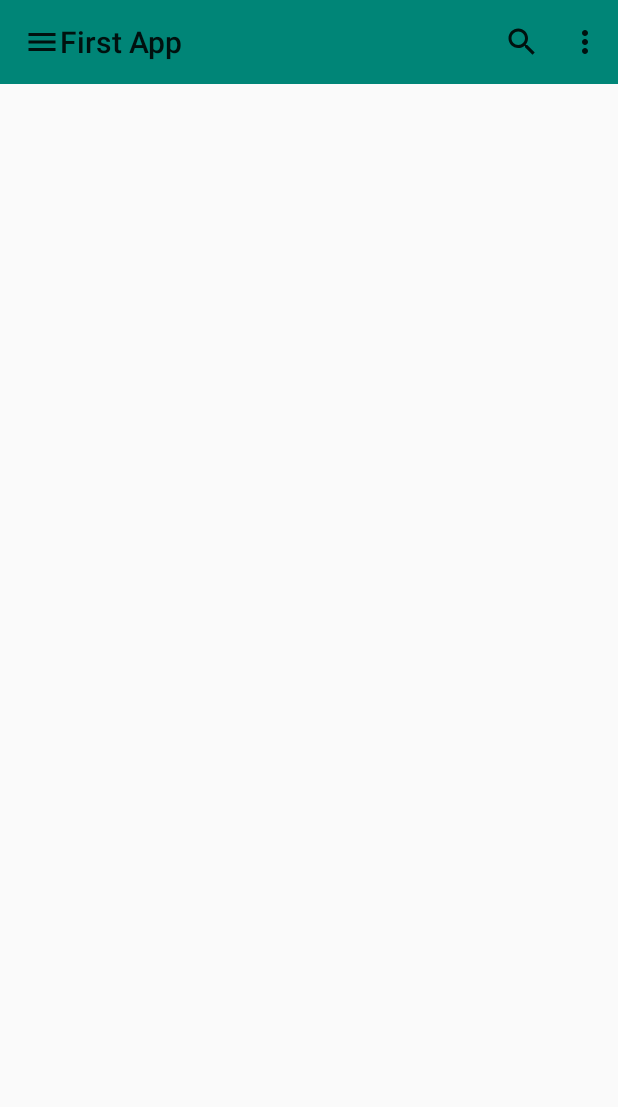
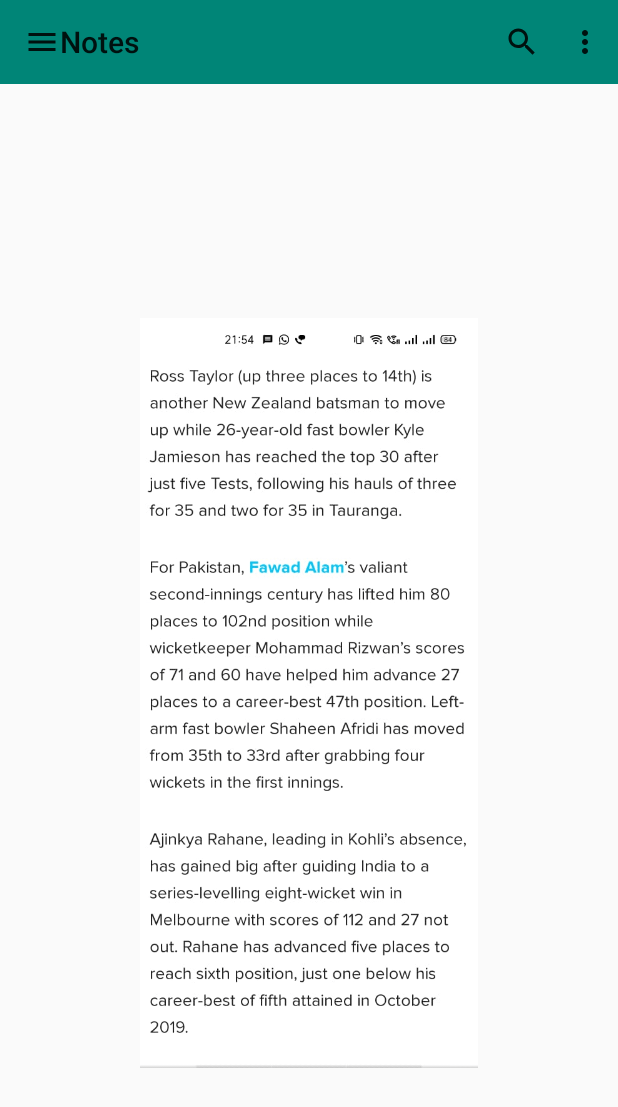
Before and after one commit to AYUSHSUDHAKAR/Notes, an Android app: the MainActivity screen opened directly, with no data from a screen before it, on a phone screen of 412 x 824 dp. Shown: the top 1107 px of the screen. Run offline under Robolectric (Android 15) with nearby library versions, the phone set to English and light mode, and no system bars; our stand-ins replace Volley.

```diff
--- a/app/src/main/java/com/example/firstapp/ScreenshotService.java
+++ b/app/src/main/java/com/example/firstapp/ScreenshotService.java
@@ -240,10 +240,10 @@ public class ScreenshotService extends Service implements ScreenshotDetectionDel
 
         NotificationCompat.Builder builder = new NotificationCompat.Builder(this, CHANNEL_ID_2)
                 .setSmallIcon(R.drawable.ic_notification)
-                .setContentTitle("My notification")
-                .setContentText("Much longer text that cannot fit one line...")
+                .setContentTitle("Editor")
+                .setContentText("Select required texts")
                 .setStyle(new NotificationCompat.BigTextStyle()
-                        .bigText("Much longer text that cannot fit one line..."))
+                        .bigText("Select required texts"))
                 .setContentIntent(pendingIntent)
                 .setPriority(NotificationCompat.PRIORITY_DEFAULT)
                 .setAutoCancel(true);
--- a/app/src/main/res/layout/activity_main.xml
+++ b/app/src/main/res/layout/activity_main.xml
@@ -110,5 +110,13 @@
         android:id="@+id/search"
         android:visibility="gone"
         />
+    <androidx.appcompat.widget.AppCompatImageView
+        android:layout_width="match_parent"
+        android:layout_marginTop="100dp"
+        android:layout_height="500dp"
+        android:padding="0dp"
+        app:layout_constraintTop_toTopOf="@+id/toolbar"
+        app:layout_constraintBottom_toBottomOf="parent"
+        android:src="@drawable/whatsapp"/>
 
 </androidx.constraintlayout.widget.ConstraintLayout>
--- a/app/src/main/res/values/strings.xml
+++ b/app/src/main/res/values/strings.xml
@@ -1,5 +1,5 @@
 <resources>
-    <string name="app_name">First App</string>
+    <string name="app_name">Notes</string>
     <string name="title_activity_login">LoginActivity</string>
     <string name="prompt_email">Email</string>
     <string name="prompt_password">Password</string>
```
Also changed, not shown: app/src/main/java/com/example/firstapp/MainActivity.java (+92 -0 lines), app/src/main/res/drawable-hdpi/whatsapp.png (added).
